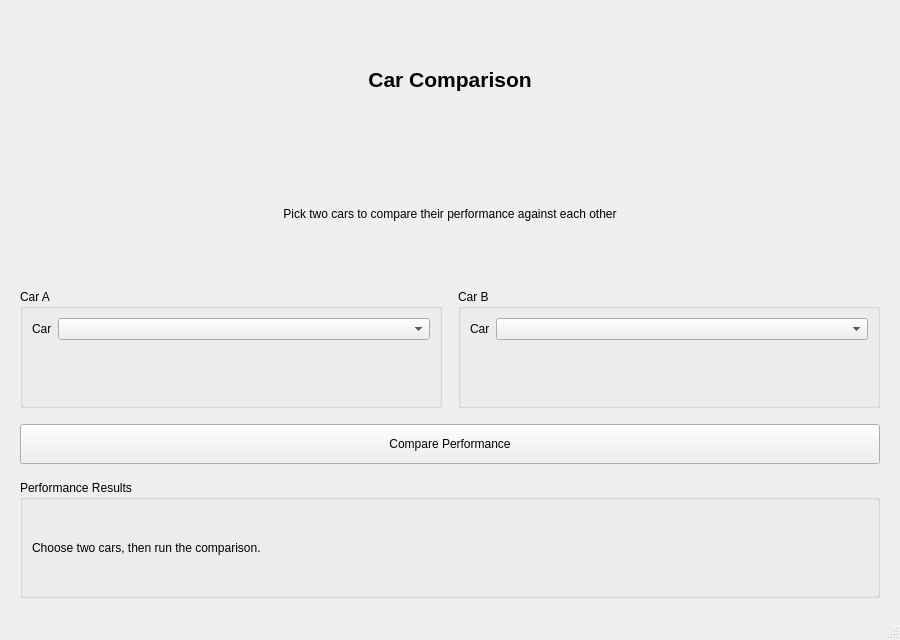
Before: the Qt Designer form mainwindow.ui in atifmn/car-comparison, drawn with Qt 5.
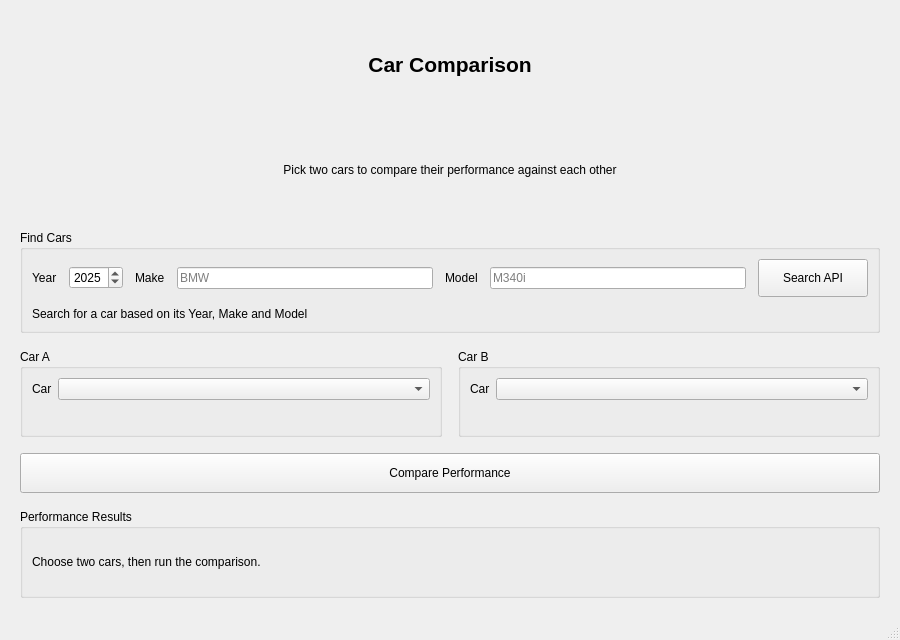
After: the same form once the commit is applied.

Commit message: Updated project and added onto UI for API implemenations and bug fixes

What changed in the file:
```diff
--- a/mainwindow.ui
+++ b/mainwindow.ui
@@ -56,6 +56,92 @@
       </property>
      </widget>
     </item>
+    <item>
+     <widget class="QGroupBox" name="searchGroupBox">
+      <property name="title">
+       <string>Find Cars</string>
+      </property>
+      <layout class="QGridLayout" name="searchGridLayout">
+       <property name="horizontalSpacing">
+        <number>12</number>
+       </property>
+       <property name="verticalSpacing">
+        <number>10</number>
+       </property>
+       <item row="0" column="0">
+        <widget class="QLabel" name="yearSearchLabel">
+         <property name="text">
+          <string>Year</string>
+         </property>
+        </widget>
+       </item>
+       <item row="0" column="1">
+        <widget class="QSpinBox" name="yearSearchSpinBox">
+         <property name="minimum">
+          <number>1990</number>
+         </property>
+         <property name="maximum">
+          <number>2026</number>
+         </property>
+         <property name="value">
+          <number>2025</number>
+         </property>
+        </widget>
+       </item>
+       <item row="0" column="2">
+        <widget class="QLabel" name="makeSearchLabel">
+         <property name="text">
+          <string>Make</string>
+         </property>
+        </widget>
+       </item>
+       <item row="0" column="3">
+        <widget class="QLineEdit" name="makeSearchLineEdit">
+         <property name="placeholderText">
+          <string>BMW</string>
+         </property>
+        </widget>
+       </item>
+       <item row="0" column="4">
+        <widget class="QLabel" name="modelSearchLabel">
+         <property name="text">
+          <string>Model</string>
+         </property>
+        </widget>
+       </item>
+       <item row="0" column="5">
+        <widget class="QLineEdit" name="modelSearchLineEdit">
+         <property name="placeholderText">
+          <string>M340i</string>
+         </property>
+        </widget>
+       </item>
+       <item row="0" column="6">
+        <widget class="QPushButton" name="searchButton">
+         <property name="minimumSize">
+          <size>
+           <width>110</width>
+           <height>38</height>
+          </size>
+         </property>
+         <property name="text">
+          <string>Search API</string>
+         </property>
+        </widget>
+       </item>
+       <item row="1" column="0" colspan="7">
+        <widget class="QLabel" name="searchStatusLabel">
+         <property name="text">
+          <string>Search for a car based on its Year, Make and Model</string>
+         </property>
+         <property name="wordWrap">
+          <bool>true</bool>
+         </property>
+        </widget>
+       </item>
+      </layout>
+     </widget>
+    </item>
     <item>
      <layout class="QHBoxLayout" name="selectorsLayout">
       <property name="spacing">
@@ -75,7 +161,11 @@
           </widget>
          </item>
          <item row="0" column="1">
-          <widget class="QComboBox" name="leftCarComboBox"/>
+          <widget class="QComboBox" name="leftCarComboBox">
+           <property name="placeholderText">
+            <string>Select Car</string>
+           </property>
+          </widget>
          </item>
         </layout>
        </widget>
@@ -94,7 +184,11 @@
           </widget>
          </item>
          <item row="0" column="1">
-          <widget class="QComboBox" name="rightCarComboBox"/>
+          <widget class="QComboBox" name="rightCarComboBox">
+           <property name="placeholderText">
+            <string>Select Car</string>
+           </property>
+          </widget>
          </item>
         </layout>
        </widget>
```
The commit also changes 3 other files.
